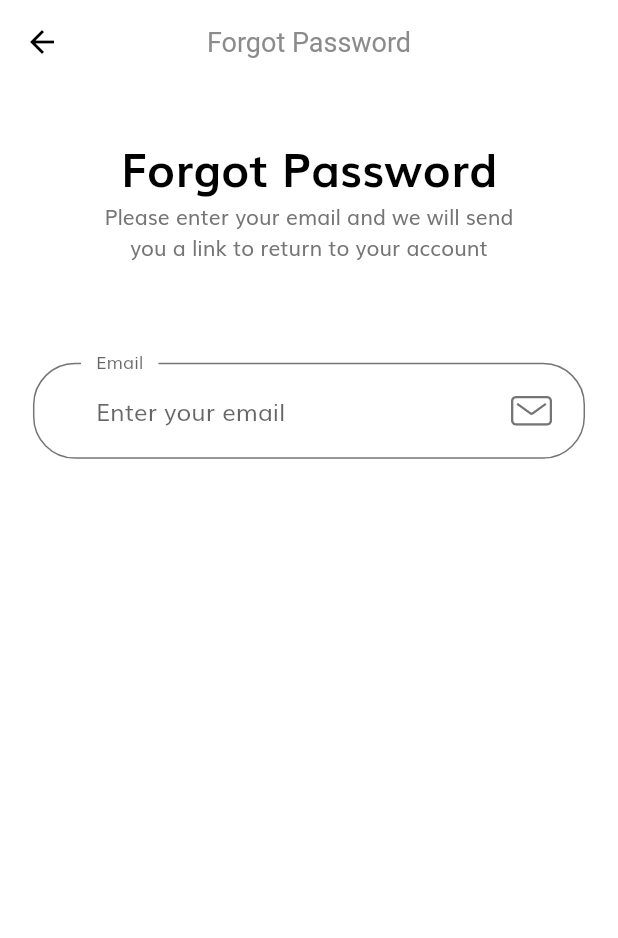
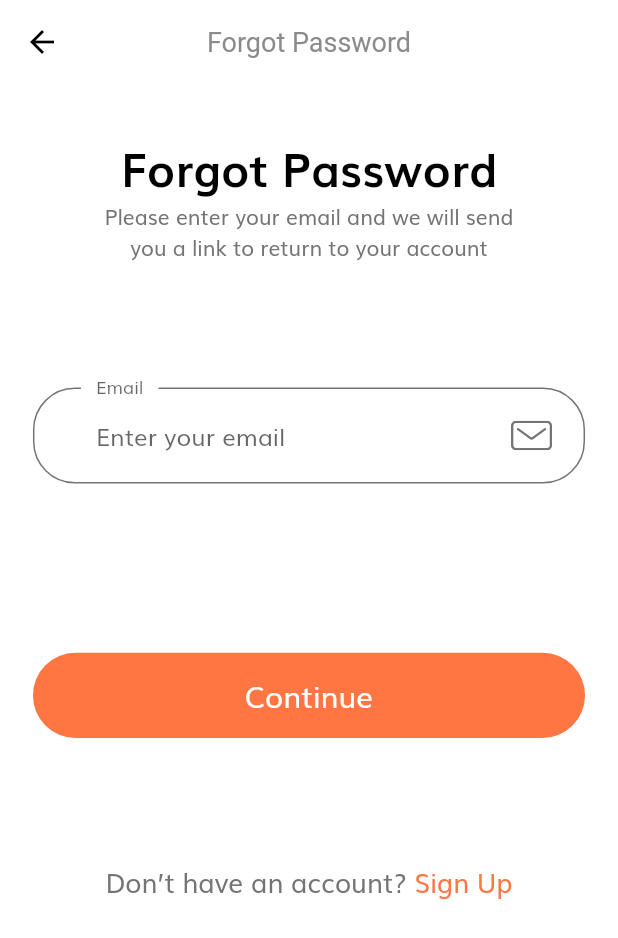
Before and after one commit to vietanh1408/e-commerce-app-flutter, a Flutter app: the ForgotPasswordScreen screen opened by its route, on a phone screen of 412 x 824 dp. Shown: the top 938 px of the screen. Run offline on Flutter 3.47's test engine with Material 2 defaults, Android fonts, the phone set to English and light mode, and no system bars; our stand-ins replace flutter_svg.

Commit message:
update UI forgot_password + otp

```diff
--- a/lib/constants/constants.dart
+++ b/lib/constants/constants.dart
@@ -21,3 +21,9 @@ final TextStyle headingStyle = TextStyle(
   color: Colors.black,
   height: 1.5,
 );
+
+final TextStyle titleStyle = TextStyle(
+  color: Colors.black,
+  fontSize: getProportionateScreenWidth(28),
+  fontWeight: FontWeight.bold,
+);
--- a/lib/modules/forgot_password/forgot_password_screen.dart
+++ b/lib/modules/forgot_password/forgot_password_screen.dart
@@ -1,4 +1,5 @@
 import 'package:flutter/material.dart';
+
 import './widgets/body.dart';
 
 class ForgotPasswordScreen extends StatelessWidget {
--- a/lib/modules/forgot_password/widgets/body.dart
+++ b/lib/modules/forgot_password/widgets/body.dart
@@ -1,4 +1,5 @@
 import 'package:flutter/material.dart';
+
 import './forgot_password_form.dart';
 import '../../../config/size_config/size_config.dart';
 
@@ -7,16 +8,15 @@ class Body extends StatelessWidget {
 
   @override
   Widget build(BuildContext context) {
-    return SafeArea(
-      child: SizedBox(
+    return SizedBox(
       width: double.infinity,
+      child: SingleChildScrollView(
         child: Padding(
           padding: EdgeInsets.symmetric(
             horizontal: getProportionateScreenWidth(20),
           ),
-          child: SingleChildScrollView(
           child: Column(
-              children: [
+            children: <Widget>[
               SizedBox(
                 height: SizeConfig.screenHeight * 0.04,
               ),
@@ -33,14 +33,13 @@ class Body extends StatelessWidget {
                 textAlign: TextAlign.center,
               ),
               SizedBox(
-                  height: SizeConfig.screenHeight * 0.08,
+                height: SizeConfig.screenHeight * 0.1,
               ),
               const ForgotPasswordForm(),
             ],
           ),
         ),
       ),
-      ),
     );
   }
 }
--- a/lib/modules/forgot_password/widgets/forgot_password_form.dart
+++ b/lib/modules/forgot_password/widgets/forgot_password_form.dart
@@ -1,7 +1,12 @@
 import 'package:flutter/material.dart';
+
+import '../../../config/size_config/size_config.dart';
 import '../../../constants/constants.dart';
 import '../../../constants/errors.dart';
 import '../../../widgets/stateless/custom_suffix_icon.dart';
+import '../../../widgets/stateless/default_button.dart';
+import '../../../widgets/stateless/form_error.dart';
+import '../../../widgets/stateless/no_account_text.dart';
 
 class ForgotPasswordForm extends StatefulWidget {
   const ForgotPasswordForm({Key? key}) : super(key: key);
@@ -63,6 +68,25 @@ class _ForgotPasswordFormState extends State<ForgotPasswordForm> {
               errorStyle: TextStyle(height: 0),
             ),
           ),
+          SizedBox(
+            height: getProportionateScreenHeight(30),
+          ),
+          FormError(errors: errors),
+          SizedBox(
+            height: SizeConfig.screenHeight * 0.1,
+          ),
+          DefaultButton(
+            text: 'Continue',
+            press: () {
+              if (_formKey.currentState!.validate()) {
+                // call api send email forgot password
+              }
+            },
+          ),
+          SizedBox(
+            height: SizeConfig.screenHeight * 0.1,
+          ),
+          const NoAccountText(),
         ],
       ),
     );
--- a/lib/modules/sign_in/widgets/body.dart
+++ b/lib/modules/sign_in/widgets/body.dart
@@ -1,4 +1,5 @@
 import 'package:flutter/material.dart';
+
 import '../../../config/size_config/size_config.dart';
 import '../../../modules/sign_in/widgets/sign_in_form.dart';
 import '../../../widgets/stateless/no_account_text.dart';
--- a/lib/modules/sign_up/widgets/sign_up_form.dart
+++ b/lib/modules/sign_up/widgets/sign_up_form.dart
@@ -1,9 +1,9 @@
 import 'package:flutter/material.dart';
-import '../../../modules/complete_profile/complete_profile_screen.dart';
 
 import '../../../config/size_config/size_config.dart';
 import '../../../constants/constants.dart';
 import '../../../constants/errors.dart';
+import '../../../modules/otp/otp_screen.dart';
 import '../../../utils/keyboard.dart';
 import '../../../widgets/stateless/custom_suffix_icon.dart';
 import '../../../widgets/stateless/default_button.dart';
@@ -73,7 +73,7 @@ class _SignUpFormState extends State<SignUpForm> {
                 KeyboardUtil.hideKeyboard(context);
                 Navigator.pushNamed(
                   context,
-                  CompleteProfileScreen.routeName,
+                  OtpScreen.routeName,
                 );
               }
             },
--- a/lib/widgets/stateless/no_account_text.dart
+++ b/lib/widgets/stateless/no_account_text.dart
@@ -1,4 +1,5 @@
 import 'package:flutter/material.dart';
+
 import '../../../config/size_config/size_config.dart';
 import '../../../constants/constants.dart';
 import '../../../modules/sign_up/sign_up_screen.dart';
```
Also changed, not shown: lib/modules/otp/otp_screen.dart (+8 -2 lines), lib/modules/otp/widgets/body.dart (added, +35 -0 lines). Lines whose indentation alone changed are shown as unchanged.
